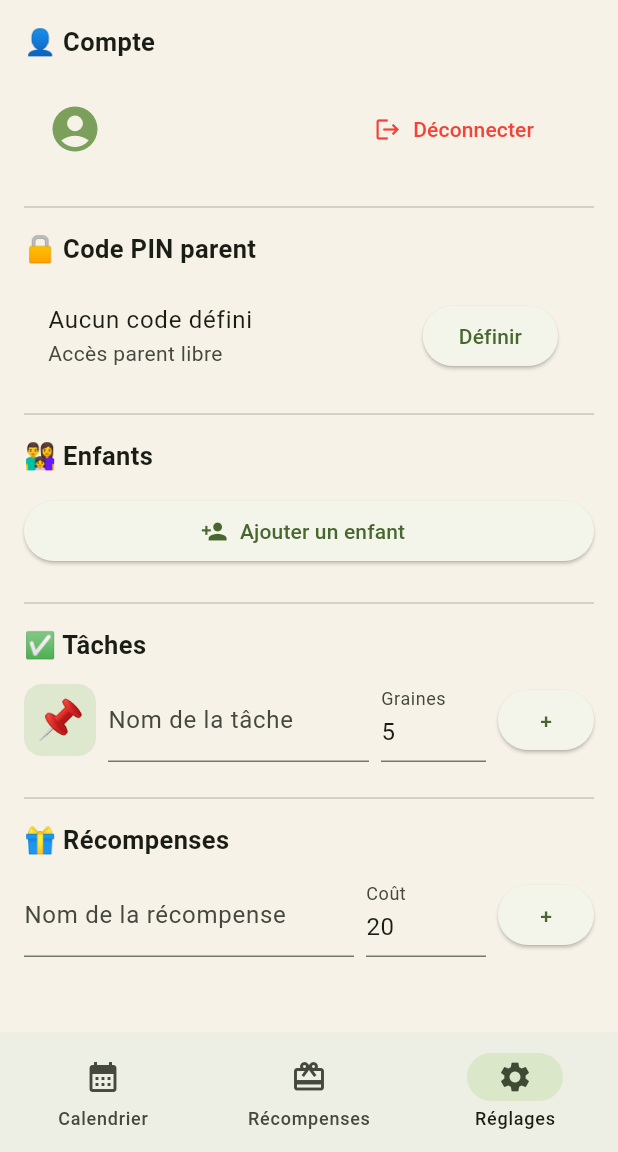
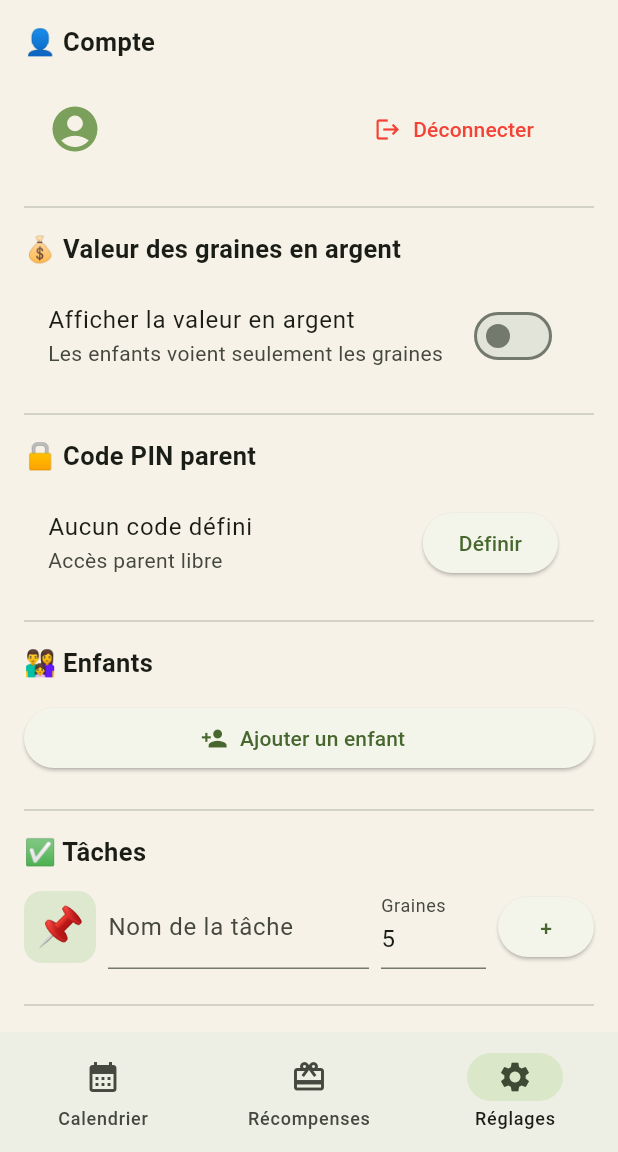
Before and after one commit to nvalmalette-max/hamsterpoints, a Flutter app: the ParentHomeScreen screen opened directly with empty values, item 3 of the bottom bar chosen, on a phone screen of 412 x 824 dp, the part 84-1236 px from its top. Run offline on Flutter 3.47's test engine with Material 3 defaults, Android fonts, the phone set to English and light mode, and no system bars; our stand-ins replace firebase_auth, firebase_core, firebase_database, table_calendar; accounts and stored records are empty; statements that could not run were skipped.

Commit message:
Ajout correspondance monetaire configurable par parent
- Section dans Reglages: activer/desactiver, taux (ex: 1 graine = 0.10 euro), devise
- Profil enfant: affiche la valeur en argent sous les graines quand active
- Chaque parent choisit le montant et peut desactiver pour les plus jeunes

```diff
--- a/hamsterpoints/lib/main.dart
+++ b/hamsterpoints/lib/main.dart
@@ -165,6 +165,9 @@ class AppData {
   static List<TaskTemplate>  taskTemplates  = [];
   static List<ScheduledTask> scheduledTasks = [];
   static String              parentPin      = '';
+  static bool                moneyEnabled   = false;
+  static double              moneyPerSeed   = 0.10;
+  static String              currencySymbol = '€';
 
   static String uid() => DateTime.now().microsecondsSinceEpoch.toString();
 
@@ -207,6 +210,9 @@ class AppData {
       'taskTemplates':  taskTemplates.map((e) => e.toJson()).toList(),
       'scheduledTasks': scheduledTasks.map((e) => e.toJson()).toList(),
       'parentPin':      parentPin,
+      'moneyEnabled':   moneyEnabled,
+      'moneyPerSeed':   moneyPerSeed,
+      'currencySymbol': currencySymbol,
     });
   }
 
@@ -223,13 +229,17 @@ class AppData {
       rewards        = asList('rewards',        RewardItem.fromJson);
       taskTemplates  = asList('taskTemplates',  TaskTemplate.fromJson);
       scheduledTasks = asList('scheduledTasks', ScheduledTask.fromJson);
-      parentPin      = data['parentPin'] as String? ?? '';
+      parentPin      = data['parentPin']      as String? ?? '';
+      moneyEnabled   = data['moneyEnabled']   as bool?   ?? false;
+      moneyPerSeed   = (data['moneyPerSeed']  as num?    ?? 0.10).toDouble();
+      currencySymbol = data['currencySymbol'] as String? ?? '€';
     } catch (_) {}
   }
 
   static void clear() {
     children = []; rewards = []; taskTemplates = [];
     scheduledTasks = []; parentPin = '';
+    moneyEnabled = false; moneyPerSeed = 0.10; currencySymbol = '€';
   }
 }
 
@@ -1056,12 +1066,22 @@ class _ParentSettingsScreenState extends State<ParentSettingsScreen> {
   final _taskPtsCtrl    = TextEditingController(text: '5');
   final _rewardCtrl     = TextEditingController();
   final _rewardCostCtrl = TextEditingController(text: '20');
+  late final TextEditingController _moneyRateCtrl;
+  late final TextEditingController _currencyCtrl;
   String _icon = '📌';
+
+  @override
+  void initState() {
+    super.initState();
+    _moneyRateCtrl = TextEditingController(text: AppData.moneyPerSeed.toString());
+    _currencyCtrl  = TextEditingController(text: AppData.currencySymbol);
+  }
 
   @override
   void dispose() {
     _taskCtrl.dispose(); _taskPtsCtrl.dispose();
     _rewardCtrl.dispose(); _rewardCostCtrl.dispose();
+    _moneyRateCtrl.dispose(); _currencyCtrl.dispose();
     super.dispose();
   }
 
@@ -1322,6 +1342,58 @@ class _ParentSettingsScreenState extends State<ParentSettingsScreen> {
         ),
         const Divider(height: 32),
 
+        // ── Valeur monétaire ──────────────────────────────
+        _header('💰 Valeur des graines en argent'),
+        SwitchListTile(
+          title: const Text('Afficher la valeur en argent'),
+          subtitle: Text(AppData.moneyEnabled
+              ? 'Affiché sur le profil de chaque enfant'
+              : 'Les enfants voient seulement les graines'),
+          value: AppData.moneyEnabled,
+          onChanged: (v) async {
+            setState(() => AppData.moneyEnabled = v);
+            await AppData.save();
+          },
+        ),
+        if (AppData.moneyEnabled)
+          Padding(
+            padding: const EdgeInsets.fromLTRB(16, 4, 16, 12),
+            child: Row(children: [
+              const Text('1 graine = ', style: TextStyle(fontSize: 15)),
+              SizedBox(width: 80, child: TextField(
+                controller: _moneyRateCtrl,
+                keyboardType: const TextInputType.numberWithOptions(decimal: true),
+                decoration: const InputDecoration(isDense: true, hintText: '0.10'),
+              )),
+              const SizedBox(width: 8),
+              SizedBox(width: 56, child: TextField(
+                controller: _currencyCtrl,
+                decoration: const InputDecoration(labelText: 'Devise', isDense: true, hintText: '€'),
+              )),
+              const SizedBox(width: 8),
+              ElevatedButton(
+                onPressed: () async {
+                  final rate = double.tryParse(
+                      _moneyRateCtrl.text.trim().replaceAll(',', '.'));
+                  final symbol = _currencyCtrl.text.trim();
+                  if (rate == null || rate <= 0 || symbol.isEmpty) return;
+                  setState(() {
+                    AppData.moneyPerSeed   = rate;
+                    AppData.currencySymbol = symbol;
+                  });
+                  final messenger = ScaffoldMessenger.of(context);
+                  await AppData.save();
+                  if (mounted) {
+                    messenger.showSnackBar(
+                        const SnackBar(content: Text('Taux enregistré ✅')));
+                  }
+                },
+                child: const Text('OK'),
+              ),
+            ]),
+          ),
+        const Divider(height: 32),
+
         // ── PIN ───────────────────────────────────────────
         _header('🔒 Code PIN parent'),
         ListTile(
@@ -1710,6 +1782,13 @@ class _ChildModeScreenState extends State<ChildModeScreen> with TickerProviderSt
 
   Widget _seedsBadge(ChildProfile child) {
     final scheme = child.colorScheme;
+    final moneyValue = AppData.moneyEnabled
+        ? (child.seedsBalance * AppData.moneyPerSeed)
+        : null;
+    final moneyText = moneyValue != null
+        ? '💵 ${moneyValue % 1 == 0 ? moneyValue.toInt() : moneyValue.toStringAsFixed(2)} ${AppData.currencySymbol}'
+        : null;
+
     return Container(
       padding: const EdgeInsets.symmetric(horizontal: 24, vertical: 18),
       decoration: BoxDecoration(
@@ -1729,6 +1808,10 @@ class _ChildModeScreenState extends State<ChildModeScreen> with TickerProviderSt
           Text('${child.seedsBalance} graines',
               style: const TextStyle(fontSize: 28, fontWeight: FontWeight.bold,
                                      color: Colors.white)),
+          if (moneyText != null)
+            Text(moneyText,
+                style: const TextStyle(fontSize: 18, fontWeight: FontWeight.w600,
+                                       color: Colors.white)),
           Text('${child.lifetimeSeeds} gagnées au total 🏆',
               style: TextStyle(fontSize: 13, color: Colors.white.withValues(alpha: 0.85))),
         ]),
```
